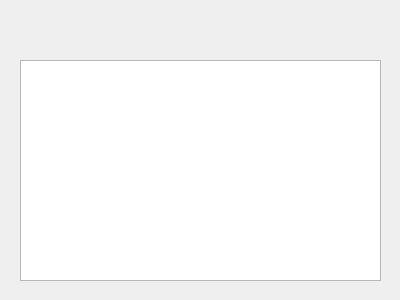
Qt form about.ui (frank1789/LsDynaToAPDL) before a commit.
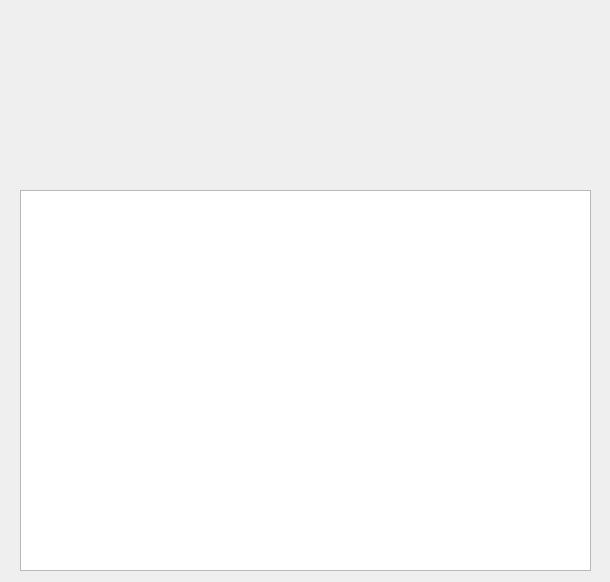
The same form after that commit.

Diff of the .ui file:
```diff
--- a/about.ui
+++ b/about.ui
@@ -6,8 +6,8 @@
    <rect>
     <x>0</x>
     <y>0</y>
-    <width>400</width>
-    <height>300</height>
+    <width>610</width>
+    <height>582</height>
    </rect>
   </property>
   <property name="windowTitle">
@@ -17,12 +17,28 @@
    <property name="geometry">
     <rect>
      <x>20</x>
-     <y>60</y>
-     <width>361</width>
-     <height>221</height>
+     <y>190</y>
+     <width>571</width>
+     <height>381</height>
     </rect>
    </property>
   </widget>
+  <widget class="QLabel" name="label">
+   <property name="geometry">
+    <rect>
+     <x>30</x>
+     <y>20</y>
+     <width>151</width>
+     <height>121</height>
+    </rect>
+   </property>
+   <property name="text">
+    <string/>
+   </property>
+   <property name="scaledContents">
+    <bool>true</bool>
+   </property>
+  </widget>
  </widget>
  <resources/>
  <connections/>
```
